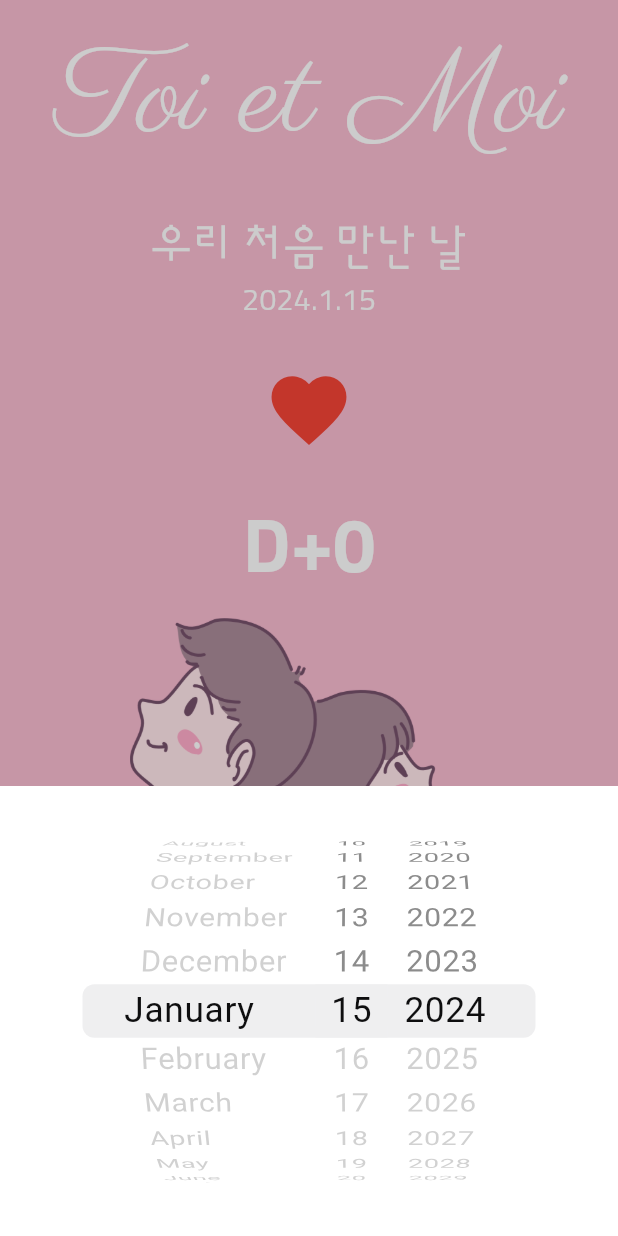
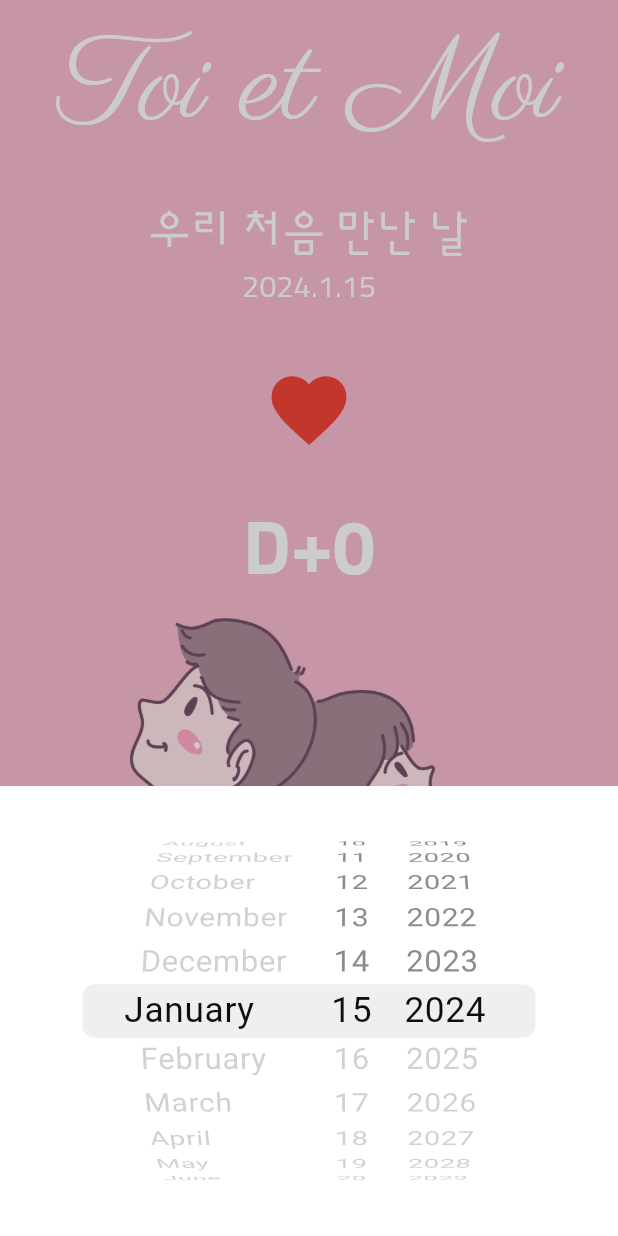
Before and after one commit to emthrology/flutter_the_day_after, a Flutter app: the screen it shows after launch, after a tap on the "favorite" icon, on a phone screen of 412 x 824 dp. Run offline on Flutter 3.47's test engine with Material 3 defaults, Android fonts, the phone set to English and light mode, and no system bars.

Commit message:
테마를 선언해서 중앙중심적 theme 뿌리기 기능 체험

```diff
--- a/lib/main.dart
+++ b/lib/main.dart
@@ -2,9 +2,29 @@ import 'package:flutter/material.dart';
 import 'package:the_day_after/screen/home_screen.dart';
 
 void main() {
-  runApp(
-    MaterialApp(
-      home: HomeScreen()
-    )
-  );
+  runApp(MaterialApp(
+      theme: ThemeData(
+        fontFamily: 'sunflower',
+        textTheme: const TextTheme( // text_theme.dart 보면 displayLarge, displayMedium 등등 나온다
+          displayLarge: TextStyle(
+            color: Colors.white,
+            fontFamily: 'parisienne',
+            fontSize: 80.0,
+          ),
+          displayMedium: TextStyle(
+              color: Colors.white,
+              // fontFamily: 'sunflower',
+              fontWeight: FontWeight.w700,
+              fontSize: 50.0),
+          bodyLarge: TextStyle(
+              color: Colors.white,
+              // fontFamily: 'sunflower',
+              fontSize: 30.0),
+          bodyMedium: TextStyle(
+              color: Colors.white,
+              // fontFamily: 'sunflower',
+              fontSize: 20.0),
+        ),
+      ),
+      home: HomeScreen()));
 }
--- a/lib/screen/home_screen.dart
+++ b/lib/screen/home_screen.dart
@@ -29,14 +29,14 @@ class _HomeScreenState extends State<HomeScreen> {
                   selectedDate: selectedDate,
                   onPressed: onHeartPressed,
                 ),
-                _BottomPart(),
+                const _BottomPart(),
               ],
             ),
           ),
         ));
   }
 
-  void onHeartPressed () {
+  void onHeartPressed() {
     final DateTime now = DateTime.now();
     showCupertinoDialog(
       context: context,
@@ -68,10 +68,13 @@ class _TopPart extends StatelessWidget {
   final VoidCallback onPressed;
 
   //constructor 설정하기
-  _TopPart({required this.selectedDate, required this.onPressed, Key? key}) : super(key: key);
+  const _TopPart({required this.selectedDate, required this.onPressed, Key? key})
+      : super(key: key);
 
   @override
   Widget build(BuildContext context) {
+    final theme = Theme.of(context); //설정한 테마 가져오기 (of 메서드?는 inheritred widget 에서만 선언 가능하다 e.g. MediaQuery.of(context).size.width )
+    final textTheme = theme.textTheme;
     final now = DateTime.now();
     return Expanded(
       child: Column(
@@ -79,46 +82,32 @@ class _TopPart extends StatelessWidget {
         children: [
           Text(
             'Toi et Moi',
-            style: TextStyle(
-              color: Colors.white,
-              fontFamily: 'parisienne',
-              fontSize: 80.0,
-            ),
+            style: textTheme.displayLarge,
           ),
           Column(
             children: [
               Text(
                 '우리 처음 만난 날',
-                style: TextStyle(
-                    color: Colors.white,
-                    fontFamily: 'sunflower',
-                    fontSize: 30.0),
+                style: textTheme.bodyLarge,
               ),
               Text(
                 '${selectedDate.year}.${selectedDate.month}.${selectedDate.day}',
-                style: TextStyle(
-                    color: Colors.white,
-                    fontFamily: 'sunflower',
-                    fontSize: 20.0),
+                style: textTheme.bodyMedium,
               ),
             ],
           ),
           IconButton(
             iconSize: 60.0,
             onPressed: onPressed,
-            icon: Icon(
+            icon: const Icon(
               Icons.favorite,
               color: Colors.red,
             ),
           ),
           Text(
             'D+${DateTime(now.year, now.month, now.day).difference(selectedDate).inDays}',
-            style: TextStyle(
-                color: Colors.white,
-                fontFamily: 'sunflower',
-                fontWeight: FontWeight.w700,
-                fontSize: 50.0),
-          ),
+            style: textTheme.displayMedium,
+          )
         ],
       ),
     );
```
